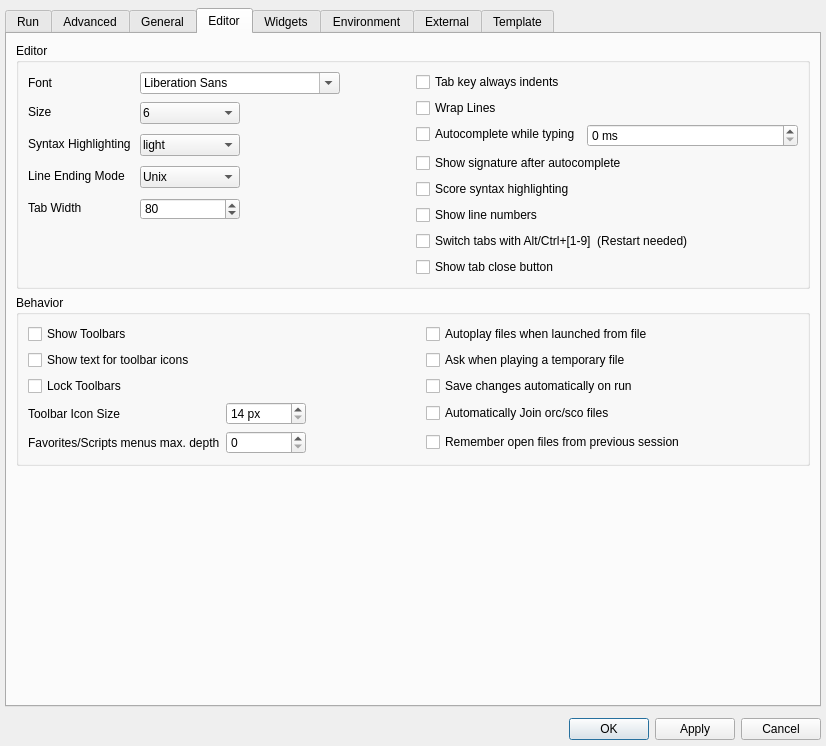
Above: src/configdialog.ui from CsoundQt/CsoundQt before the change. Below: the same form after it.
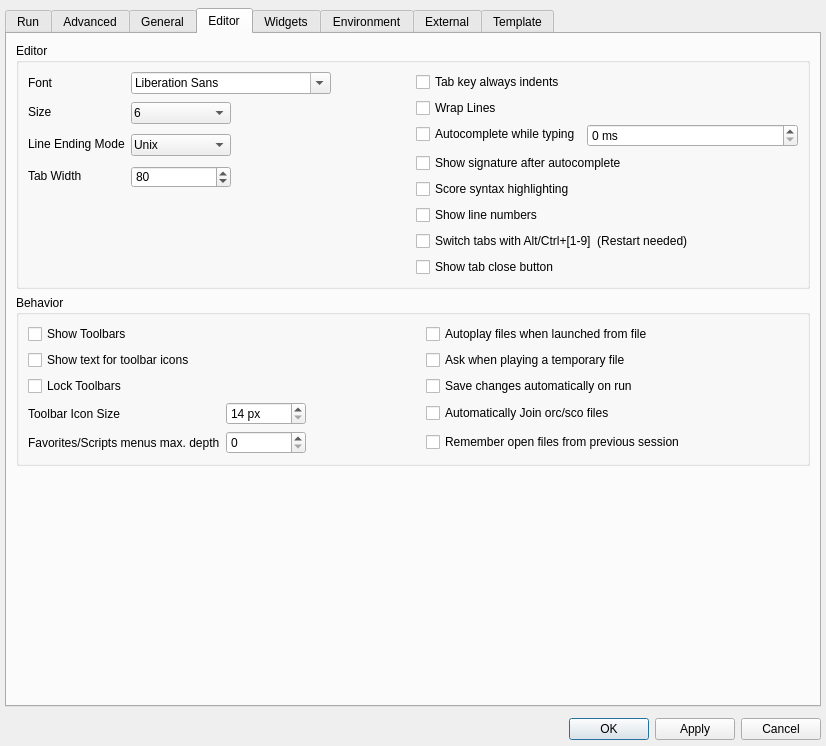
That is the form after the change. The open tabs and pages were chosen to show the change.

Commit message: Started introducin new colour theme menu.

```diff
--- a/src/configdialog.ui
+++ b/src/configdialog.ui
@@ -52,8 +52,8 @@
        <rect>
         <x>0</x>
         <y>0</y>
-        <width>820</width>
-        <height>705</height>
+        <width>832</width>
+        <height>747</height>
        </rect>
       </property>
       <layout class="QGridLayout" name="gridLayout_18">
@@ -2014,65 +2014,13 @@
                  </widget>
                 </item>
                 <item row="2" column="0">
-                 <widget class="QLabel" name="label_18">
-                  <property name="text">
-                   <string>Syntax Highlighting </string>
-                  </property>
-                 </widget>
-                </item>
-                <item row="2" column="1">
-                 <widget class="QComboBox" name="highlightingThemeComboBox">
-                  <property name="minimumSize">
-                   <size>
-                    <width>100</width>
-                    <height>0</height>
-                   </size>
-                  </property>
-                  <property name="maximumSize">
-                   <size>
-                    <width>100</width>
-                    <height>16777215</height>
-                   </size>
-                  </property>
-                  <property name="toolTip">
-                   <string>Color theme for syntax highlighting</string>
-                  </property>
-                  <property name="styleSheet">
-                   <string notr="true">margin-top: 2; margin-bottom: 2; padding: 2</string>
-                  </property>
-                  <property name="sizeAdjustPolicy">
-                   <enum>QComboBox::AdjustToContents</enum>
-                  </property>
-                  <item>
-                   <property name="text">
-                    <string>light</string>
-                   </property>
-                  </item>
-                  <item>
-                   <property name="text">
-                    <string>dark</string>
-                   </property>
-                  </item>
-                  <item>
-                   <property name="text">
-                    <string>classic</string>
-                   </property>
-                  </item>
-                  <item>
-                   <property name="text">
-                    <string>none</string>
-                   </property>
-                  </item>
-                 </widget>
-                </item>
-                <item row="3" column="0">
                  <widget class="QLabel" name="label_34">
                   <property name="text">
                    <string>Line Ending Mode</string>
                   </property>
                  </widget>
                 </item>
-                <item row="3" column="1">
+                <item row="2" column="1">
                  <widget class="QComboBox" name="lineEndingComboBox">
                   <property name="minimumSize">
                    <size>
@@ -2104,14 +2052,14 @@
                   </item>
                  </widget>
                 </item>
-                <item row="4" column="0">
+                <item row="3" column="0">
                  <widget class="QLabel" name="label_19">
                   <property name="text">
                    <string>Tab Width</string>
                   </property>
                  </widget>
                 </item>
-                <item row="4" column="1">
+                <item row="3" column="1">
                  <widget class="QSpinBox" name="tabWidthSpinBox">
                   <property name="minimumSize">
                    <size>
```
Left out of the diff: 17 changed lines with no effect on the pictures. The commit also changes 3 other files.
